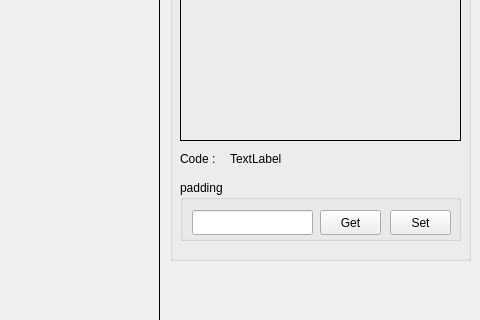
First picture: the form in ui/dialogsetcode.ui, repository rendezvue/ViNet, before the edit; both pictures show x 490 to 970 and y 90 to 410 of the 970 by 600 pixel window.
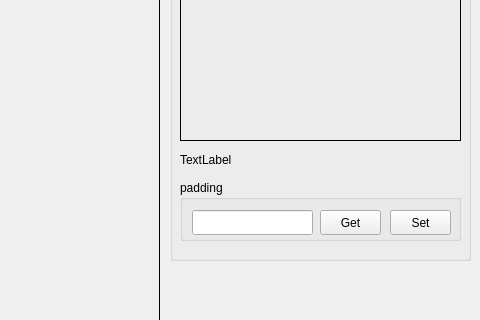
Second picture: the form after the edit.

Commit message: Detect_Code Checks code information when opening Tool setting dialog.

What changed in the file:
```diff
--- a/ui/dialogsetcode.ui
+++ b/ui/dialogsetcode.ui
@@ -222,26 +222,13 @@
      </property>
     </widget>
    </widget>
-   <widget class="QLabel" name="label_2">
-    <property name="geometry">
-     <rect>
-      <x>10</x>
-      <y>200</y>
-      <width>51</width>
-      <height>17</height>
-     </rect>
-    </property>
-    <property name="text">
-     <string>Code : </string>
-    </property>
-   </widget>
    <widget class="QLabel" name="label_code">
     <property name="geometry">
      <rect>
-      <x>60</x>
+      <x>10</x>
       <y>200</y>
-      <width>231</width>
-      <height>17</height>
+      <width>281</width>
+      <height>20</height>
      </rect>
     </property>
     <property name="text">
```
The commit also changes 1 other file.
